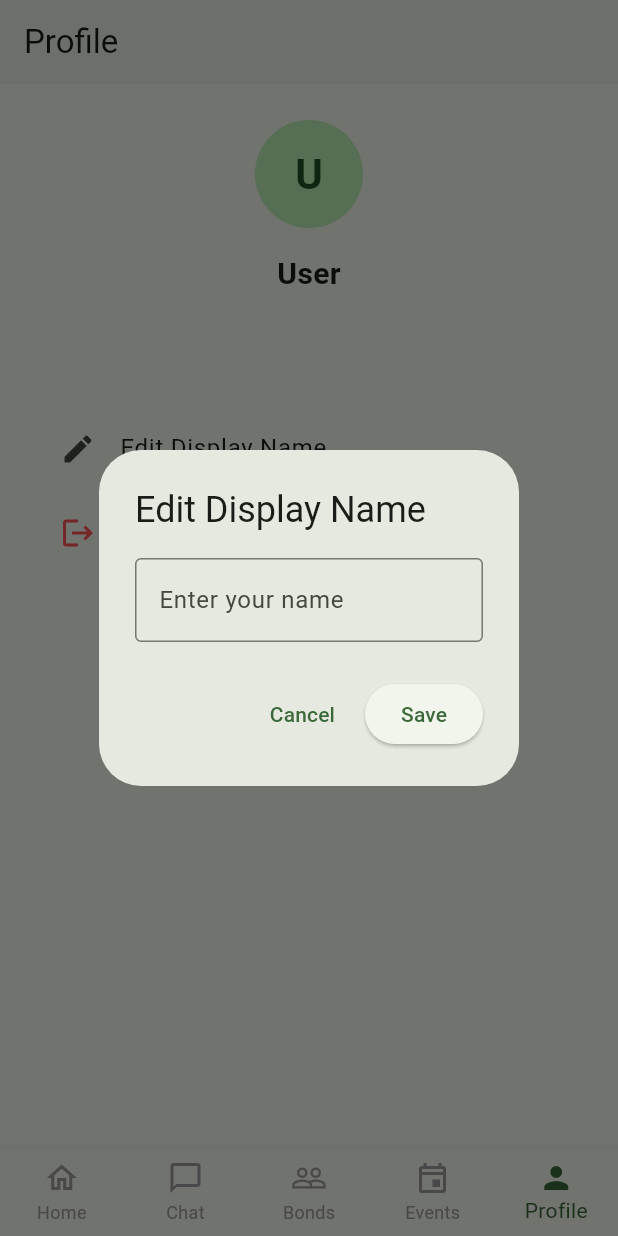
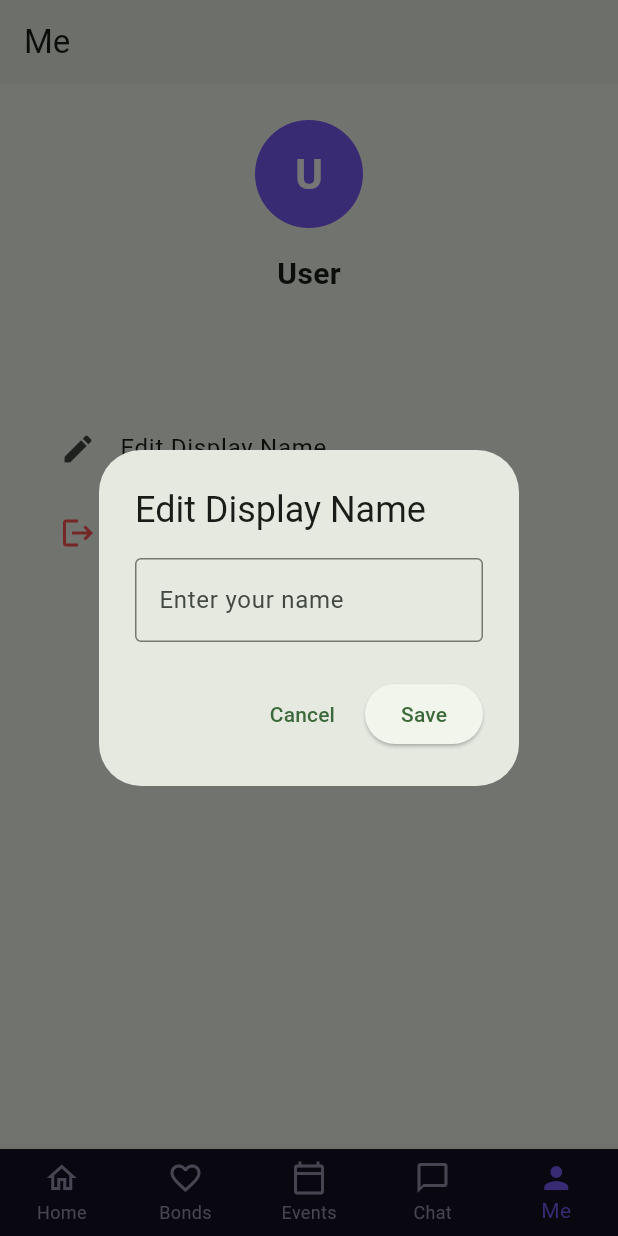
Before and after one commit to Bishal1991/project-c, a Flutter app: the screen it shows once a user with an empty profile is signed in, item 5 of the bottom bar chosen, after a tap on "Edit Display Name", on a phone screen of 412 x 824 dp. Run offline on Flutter 3.47's test engine with Material 3 defaults, Android fonts, the phone set to English and light mode, and no system bars; our stand-ins replace firebase_auth, firebase_core, google_sign_in; accounts and stored records are empty; network calls fail.

Commit message:
Migrate from Firestore to custom PostgreSQL REST API, implement ApiClient with polling for real-time updates, reorder home page navigation tabs, and update backend schema for bonds and users

```diff
--- a/lib/pages/home_page.dart
+++ b/lib/pages/home_page.dart
@@ -13,7 +13,12 @@ class HomePage extends StatefulWidget {
 
 class _HomePageState extends State<HomePage> {
   final _authService = AuthService();
-  int _currentIndex = 0;
+  int _currentIndex = 1; // Default to Bonds tab so user sees their Mit Journey
+
+  static const _darkBg = Color(0xFF0F0D1D);
+  static const _navBg = Color(0xFF131124);
+  static const _purple = Color(0xFF7C5CFC);
+  static const _muted = Color(0xFF9A96B0);
 
   @override
   void initState() {
@@ -47,7 +52,6 @@ class _HomePageState extends State<HomePage> {
               final newName = nameController.text.trim();
               if (newName.isNotEmpty) {
                 await _authService.updateDisplayName(newName);
-                await _authService.syncUserProfile(displayName: newName);
                 if (mounted) setState(() {});
               }
               if (ctx.mounted) Navigator.pop(ctx);
@@ -81,9 +85,14 @@ class _HomePageState extends State<HomePage> {
       children: [
         CircleAvatar(
           radius: 36,
+          backgroundColor: _purple,
           child: Text(
             name[0].toUpperCase(),
-            style: const TextStyle(fontSize: 28, fontWeight: FontWeight.bold),
+            style: const TextStyle(
+              fontSize: 28,
+              fontWeight: FontWeight.bold,
+              color: Colors.white,
+            ),
           ),
         ),
         const SizedBox(height: 16),
@@ -96,7 +105,10 @@ class _HomePageState extends State<HomePage> {
         if (user?.email != null) ...[
           const SizedBox(height: 4),
           Center(
-            child: Text(user!.email!, style: const TextStyle(color: Colors.grey)),
+            child: Text(
+              user!.email!,
+              style: const TextStyle(color: Colors.grey),
+            ),
           ),
         ],
         if (user?.phoneNumber != null) ...[
@@ -116,33 +128,37 @@ class _HomePageState extends State<HomePage> {
         ),
         ListTile(
           leading: const Icon(Icons.logout, color: Colors.redAccent),
-          title: const Text('Logout', style: TextStyle(color: Colors.redAccent)),
+          title: const Text(
+            'Logout',
+            style: TextStyle(color: Colors.redAccent),
+          ),
           onTap: _handleLogout,
         ),
       ],
     );
   }
 
+  // Order matches mockup: 0=Home, 1=Bonds, 2=Events, 3=Chat, 4=Me
   Widget _buildTab(int index) {
     switch (index) {
       case 0:
         return const Center(
           child: Text(
-            'Home Page',
+            'Home (Discover coming next)',
             style: TextStyle(fontSize: 18, color: Colors.grey),
           ),
         );
       case 1:
-        return const ChatListWidget();
+        return const BondsWidget();
       case 2:
-        return const BondsWidget();
-      case 3:
         return const Center(
           child: Text(
             'Events',
             style: TextStyle(fontSize: 18, color: Colors.grey),
           ),
         );
+      case 3:
+        return const ChatListWidget();
       case 4:
         return _buildProfileTab();
       default:
@@ -150,23 +166,40 @@ class _HomePageState extends State<HomePage> {
     }
   }
 
+  String _getTabTitle(int index) {
+    switch (index) {
+      case 0:
+        return 'Home';
+      case 1:
+        return 'Your bonds';
+      case 2:
+        return 'Events';
+      case 3:
+        return 'Chat';
+      case 4:
+        return 'Me';
+      default:
+        return '';
+    }
+  }
+
   @override
   Widget build(BuildContext context) {
-    final isBondsTab = _currentIndex == 2;
+    final isBondsTab = _currentIndex == 1;
     return Scaffold(
-      backgroundColor: isBondsTab ? const Color(0xFF0F0D1D) : null,
+      backgroundColor: isBondsTab ? _darkBg : null,
       appBar: AppBar(
         title: Text(
-          isBondsTab ? 'Your bonds' : _getTabTitle(_currentIndex),
+          _getTabTitle(_currentIndex),
           style: isBondsTab
               ? const TextStyle(
-                  fontSize: 24,
+                  fontSize: 26,
                   fontWeight: FontWeight.bold,
                   color: Colors.white,
                 )
               : null,
         ),
-        backgroundColor: isBondsTab ? const Color(0xFF0F0D1D) : null,
+        backgroundColor: isBondsTab ? _darkBg : null,
         elevation: isBondsTab ? 0 : 1,
       ),
       body: _buildTab(_currentIndex),
@@ -174,8 +207,9 @@ class _HomePageState extends State<HomePage> {
         currentIndex: _currentIndex,
         onTap: (index) => setState(() => _currentIndex = index),
         type: BottomNavigationBarType.fixed,
-        selectedItemColor: Theme.of(context).primaryColor,
-        unselectedItemColor: Colors.grey,
+        backgroundColor: _navBg,
+        selectedItemColor: _purple,
+        unselectedItemColor: _muted,
         items: const [
           BottomNavigationBarItem(
             icon: Icon(Icons.home_outlined),
@@ -183,44 +217,27 @@ class _HomePageState extends State<HomePage> {
             label: 'Home',
           ),
           BottomNavigationBarItem(
+            icon: Icon(Icons.favorite_border),
+            activeIcon: Icon(Icons.favorite),
+            label: 'Bonds',
+          ),
+          BottomNavigationBarItem(
+            icon: Icon(Icons.calendar_today_outlined),
+            activeIcon: Icon(Icons.calendar_today),
+            label: 'Events',
+          ),
+          BottomNavigationBarItem(
             icon: Icon(Icons.chat_bubble_outline),
             activeIcon: Icon(Icons.chat_bubble),
             label: 'Chat',
           ),
           BottomNavigationBarItem(
-            icon: Icon(Icons.people_outline),
-            activeIcon: Icon(Icons.people),
-            label: 'Bonds',
-          ),
-          BottomNavigationBarItem(
-            icon: Icon(Icons.event_outlined),
-            activeIcon: Icon(Icons.event),
-            label: 'Events',
-          ),
-          BottomNavigationBarItem(
             icon: Icon(Icons.person_outline),
             activeIcon: Icon(Icons.person),
-            label: 'Profile',
+            label: 'Me',
           ),
         ],
       ),
     );
   }
-
-  String _getTabTitle(int index) {
-    switch (index) {
-      case 0:
-        return 'Home';
-      case 1:
-        return 'Chat';
-      case 2:
-        return 'Bonds';
-      case 3:
-        return 'Events';
-      case 4:
-        return 'Profile';
-      default:
-        return '';
-    }
-  }
 }
--- /dev/null
+++ b/lib/services/api_client.dart
@@ -0,0 +1,111 @@
+import 'dart:async';
+import 'dart:convert';
+import 'package:http/http.dart' as http;
+
+class ApiClient {
+  // Defaults to 127.0.0.1:3000 (works with `adb reverse tcp:3000 tcp:3000` on USB phone and desktop);
+  // auto-falls back to 10.0.2.2:3000 on Android Emulator if 127.0.0.1 is unreachable.
+  static String _baseUrl = const String.fromEnvironment(
+    'API_URL',
+    defaultValue: 'http://127.0.0.1:3000',
+  );
+  static const _fallbackEmulatorUrl = 'http://10.0.2.2:3000';
+
+  static final _refreshController = StreamController<void>.broadcast();
+
+  static void notifyRefresh() {
+    if (!_refreshController.isClosed) {
+      _refreshController.add(null);
+    }
+  }
+
+  static Future<http.Response> _send(
+    Future<http.Response> Function(String base) requestFn,
+  ) async {
+    try {
+      return await requestFn(_baseUrl).timeout(const Duration(seconds: 6));
+    } catch (_) {
+      if (_baseUrl != _fallbackEmulatorUrl) {
+        _baseUrl = _fallbackEmulatorUrl;
+        return await requestFn(_baseUrl).timeout(const Duration(seconds: 6));
+      }
+      rethrow;
+    }
+  }
+
+  static Future<dynamic> get(String path) async {
+    final res = await _send((base) => http.get(Uri.parse('$base$path')));
+    return _decode(res);
+  }
+
+  static Future<dynamic> post(String path, Map<String, dynamic> body) async {
+    final res = await _send(
+      (base) => http.post(
+        Uri.parse('$base$path'),
+        headers: {'Content-Type': 'application/json'},
+        body: jsonEncode(body),
+      ),
+    );
+    return _decode(res);
+  }
+
+  static Future<dynamic> put(String path, Map<String, dynamic> body) async {
+    final res = await _send(
+      (base) => http.put(
+        Uri.parse('$base$path'),
+        headers: {'Content-Type': 'application/json'},
+        body: jsonEncode(body),
+      ),
+    );
+    return _decode(res);
+  }
+
+  static dynamic _decode(http.Response res) {
+    final decoded = res.body.isNotEmpty ? jsonDecode(res.body) : null;
+    if (res.statusCode >= 200 && res.statusCode < 300) {
+      return decoded;
+    }
+    final msg = decoded is Map && decoded['error'] != null
+        ? decoded['error']
+        : 'HTTP ${res.statusCode}';
+    throw Exception(msg);
+  }
+
+  // Emits immediately, on every interval, and whenever ApiClient.notifyRefresh() is called
+  static Stream<T> pollStream<T>(
+    Future<T> Function() fetcher, {
+    Duration interval = const Duration(seconds: 3),
+  }) {
+    late StreamController<T> controller;
+    Timer? timer;
+    StreamSubscription<void>? refreshSub;
+    bool fetching = false;
+
+    Future<void> poll() async {
+      if (fetching || controller.isClosed) return;
+      fetching = true;
+      try {
+        final data = await fetcher();
+        if (!controller.isClosed) controller.add(data);
+      } catch (e, st) {
+        if (!controller.isClosed) controller.addError(e, st);
+      } finally {
+        fetching = false;
+      }
+    }
+
+    controller = StreamController<T>(
+      onListen: () {
+        poll();
+        timer = Timer.periodic(interval, (_) => poll());
+        refreshSub = _refreshController.stream.listen((_) => poll());
+      },
+      onCancel: () {
+        timer?.cancel();
+        refreshSub?.cancel();
+      },
+    );
+
+    return controller.stream;
+  }
+}
--- a/lib/services/auth_service.dart
+++ b/lib/services/auth_service.dart
@@ -1,33 +1,26 @@
-import 'package:cloud_firestore/cloud_firestore.dart';
 import 'package:firebase_auth/firebase_auth.dart';
 import 'package:flutter/foundation.dart';
 import 'package:google_sign_in/google_sign_in.dart';
-import '../models/user_model.dart';
+import 'api_client.dart';
 
 class AuthService {
   final FirebaseAuth _auth = FirebaseAuth.instance;
   final GoogleSignIn _googleSignIn = GoogleSignIn(
     serverClientId: '717226428903-2s85228cv2s7h957lr8uju0j8d627kok.apps.googleusercontent.com',
   );
-  final FirebaseFirestore _firestore = FirebaseFirestore.instance;
 
   User? get currentUser => _auth.currentUser;
 
   Stream<User?> get authStateChanges => _auth.authStateChanges();
 
-  // Upsert user profile into Firestore so other users can search by email or phone
+  // Upsert user profile into PostgreSQL (and auto-seed demo bonds if first login)
   Future<void> syncUserProfile({String? displayName, String? phoneNumber}) async {
     final user = _auth.currentUser;
     if (user == null) return;
 
-    final docRef = _firestore.collection('users').doc(user.uid);
-    final docSnap = await docRef.get();
-
     String resolvedName = displayName ?? '';
     if (resolvedName.isEmpty) {
-      if (docSnap.exists && docSnap.data()?['displayName'] != null) {
-        resolvedName = docSnap.data()!['displayName'] as String;
-      } else if (user.displayName != null && user.displayName!.isNotEmpty) {
+      if (user.displayName != null && user.displayName!.isNotEmpty) {
         resolvedName = user.displayName!;
       } else if (user.email != null && user.email!.isNotEmpty) {
         resolvedName = user.email!.split('@')[0];
@@ -38,24 +31,24 @@ class AuthService {
       }
     }
 
-    final userModel = UserModel(
-      uid: user.uid,
-      displayName: resolvedName,
-      email: user.email,
-      phoneNumber: phoneNumber ?? user.phoneNumber,
-      photoUrl: user.photoURL,
-    );
-
-    await docRef.set(userModel.toMap(), SetOptions(merge: true));
+    try {
+      await ApiClient.put('/users/${user.uid}', {
+        'displayName': resolvedName,
+        'email': user.email,
+        'phoneNumber': phoneNumber ?? user.phoneNumber,
+        'photoUrl': user.photoURL,
+      });
+      ApiClient.notifyRefresh();
+    } catch (e) {
+      debugPrint('syncUserProfile error: $e');
+    }
   }
 
   Future<void> updateDisplayName(String name) async {
     final user = _auth.currentUser;
     if (user == null) return;
     await user.updateDisplayName(name);
-    await _firestore.collection('users').doc(user.uid).update({
-      'displayName': name,
-    });
+    await syncUserProfile(displayName: name);
   }
 
   // Google Sign-In
--- a/pubspec.yaml
+++ b/pubspec.yaml
@@ -37,7 +37,7 @@ dependencies:
   firebase_auth: ^5.3.3
   firebase_core: ^3.8.0
   google_sign_in: ^6.2.2
-  cloud_firestore: ^5.6.5
+  http: ^1.2.2
   intl: ^0.19.0
 
 dev_dependencies:
```
Also changed, not shown: lib/models/bond_model.dart (+34 -30 lines), lib/pages/chat_conversation_page.dart (+48 -24 lines), lib/services/bond_service.dart (+19 -53 lines), lib/services/chat_service.dart (+30 -115 lines), lib/widgets/chat_list_widget.dart (+42 -34 lines), pubspec.lock, 4 other files.
